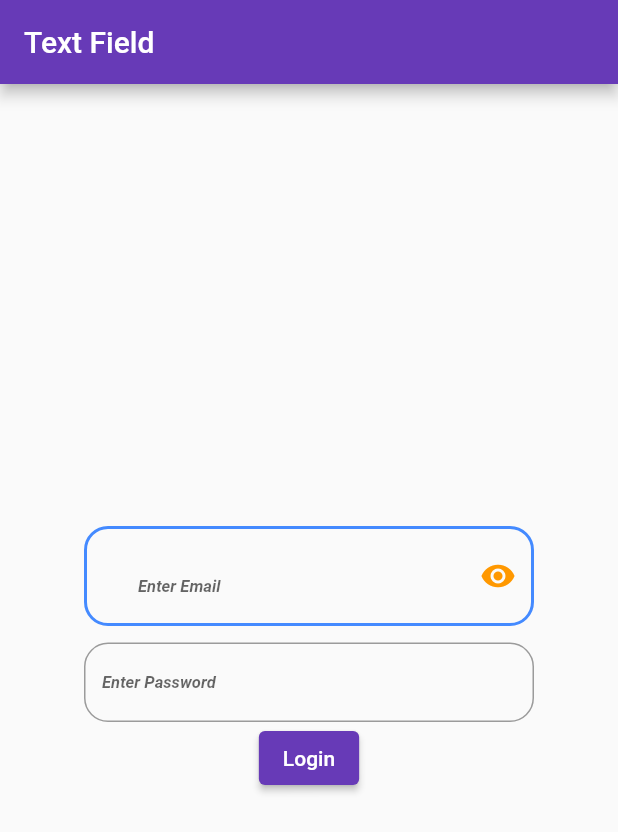
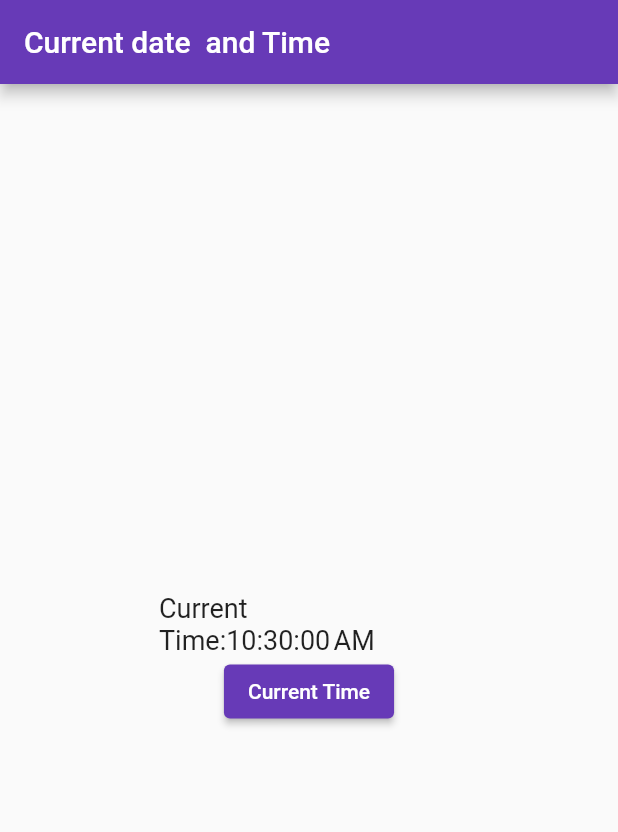
Before and after one commit to kotdroidA/my_app, a Flutter app: the screen it shows after launch, on a phone screen of 412 x 824 dp. Shown: the top 832 px of the screen. Run offline on Flutter 3.47's test engine with Material 2 defaults, Android fonts, the phone set to English and light mode, and no system bars.

Commit message:
Date Format

```diff
--- a/lib/main.dart
+++ b/lib/main.dart
@@ -1,6 +1,7 @@
 import 'package:flutter/cupertino.dart';
 import 'package:flutter/material.dart';
 import 'package:my_app/ui_helper/util.dart';
+import 'package:intl/intl.dart';
 
 
 void main() {
@@ -51,71 +52,27 @@ var passText=TextEditingController();
     return Scaffold(
       appBar: AppBar(
 
-        title: Text('Text Field',style:TextStyle(fontSize: 20),)
+        title: Text('Current date  and Time',style:TextStyle(fontSize: 20),)
       ),
-      body:Center(child: Container(
-        width: 300,
-          child: Column(
-            mainAxisAlignment: MainAxisAlignment.center,
-            children: [
-              TextField(
-                controller: emailText,
-                decoration: InputDecoration(
-                  hintText: 'Enter Email',
-                  focusedBorder: OutlineInputBorder(
-                      borderRadius: BorderRadius.circular(16),
-                      borderSide: BorderSide(
-                      color: Colors.deepOrange,
-                      width: 2,
-                    )
-                  ),
-                  enabledBorder: OutlineInputBorder(
-                      borderRadius: BorderRadius.circular(16),
-                      borderSide: BorderSide(
-                        color: Colors.blueAccent,
-                        width: 2,
-                  ),
-                ),
-                  disabledBorder: OutlineInputBorder(
-                      borderRadius: BorderRadius.circular(16),
-                        borderSide: BorderSide(
-                         color: Colors.black26,
-                         width: 2,
-                      )
-                  ),
-                  suffixIcon: IconButton(
-                    icon: Icon(Icons.remove_red_eye,color: Colors.orange,),
-                    onPressed: (){
+      body:Center(
 
-                    },
-                  ),
-                  prefix: Icon(Icons.email,color: Colors.orange),
-              ),
-              ),
-               Container(height: 11,),
-              TextField(
-                keyboardType: TextInputType.number,
-                controller: passText,
-                obscureText: true,
-                obscuringCharacter: '*',
-                decoration: InputDecoration(
-                  hintText: 'Enter Password',
-                    border: OutlineInputBorder(
-                        borderRadius: BorderRadius.circular(16)
-                    ),
+          child: Container(
+            width: 200,
+            height: 200,
+              child: Column(
+                mainAxisAlignment: MainAxisAlignment.center,
+                children: [
+                  Text('Current Time:${DateFormat('jms').format(time)}',style: TextStyle(fontSize: 18),),
+                  ElevatedButton(onPressed: (){
+                    setState(() {
+
+                    });
+
+                  }, child: Text('Current Time'))
+                ],
               )
-              ),
-              ElevatedButton(onPressed: (){
-              String uEmail=emailText.text.toString();
-              String uPass=passText.text;
-              print("Email: $uEmail,Pass:$uPass");
-              },
-                  child: Text('Login'))
-            ],
           )
       )
-      )
-
     );
 
 
--- a/pubspec.yaml
+++ b/pubspec.yaml
@@ -45,7 +45,7 @@ dev_dependencies:
   # package. See that file for information about deactivating specific lint
   # rules and activating additional ones.
   flutter_lints: ^2.0.0
-
+  intl: ^0.18.0
 # For information on the generic Dart part of this file, see the
 # following page: https://dart.dev/tools/pub/pubspec
 
```
Also changed, not shown: pubspec.lock.
